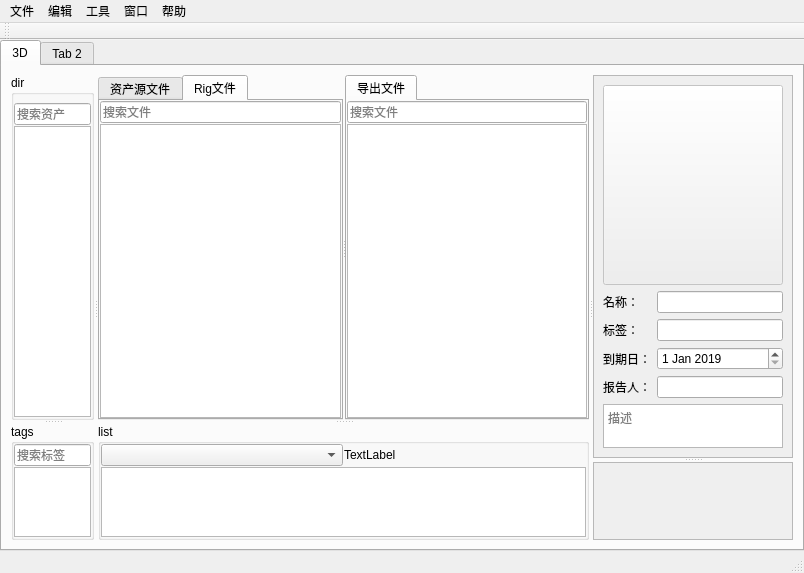
Qt form assetsManage/UI/AM_MainWin.ui (IvanYangYangXi/pyqt_study) before a commit.
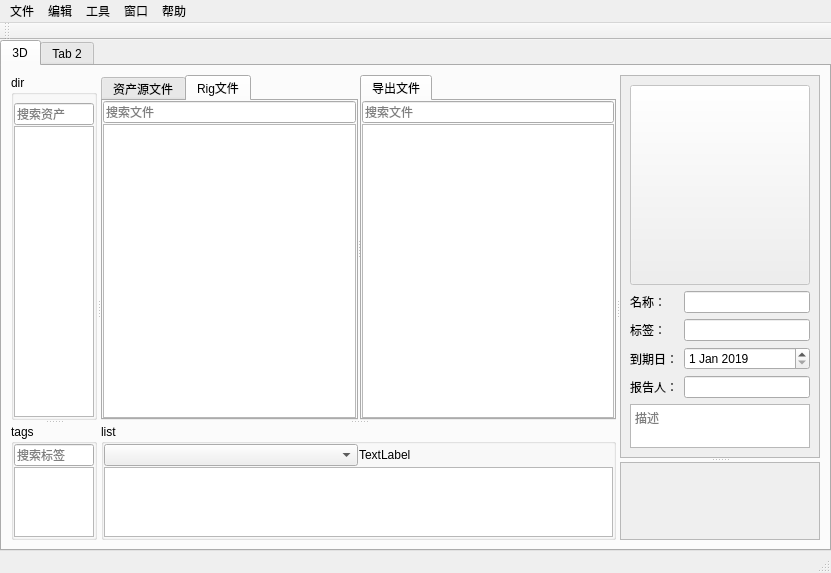
The same form after that commit. Icons and pictures are not drawn.

The edit to the form file:
```diff
--- a/assetsManage/UI/AM_MainWin.ui
+++ b/assetsManage/UI/AM_MainWin.ui
@@ -6,7 +6,7 @@
    <rect>
     <x>0</x>
     <y>0</y>
-    <width>804</width>
+    <width>831</width>
     <height>573</height>
    </rect>
   </property>
@@ -558,7 +558,7 @@
     <rect>
      <x>0</x>
      <y>0</y>
-     <width>804</width>
+     <width>831</width>
      <height>23</height>
     </rect>
    </property>
```
